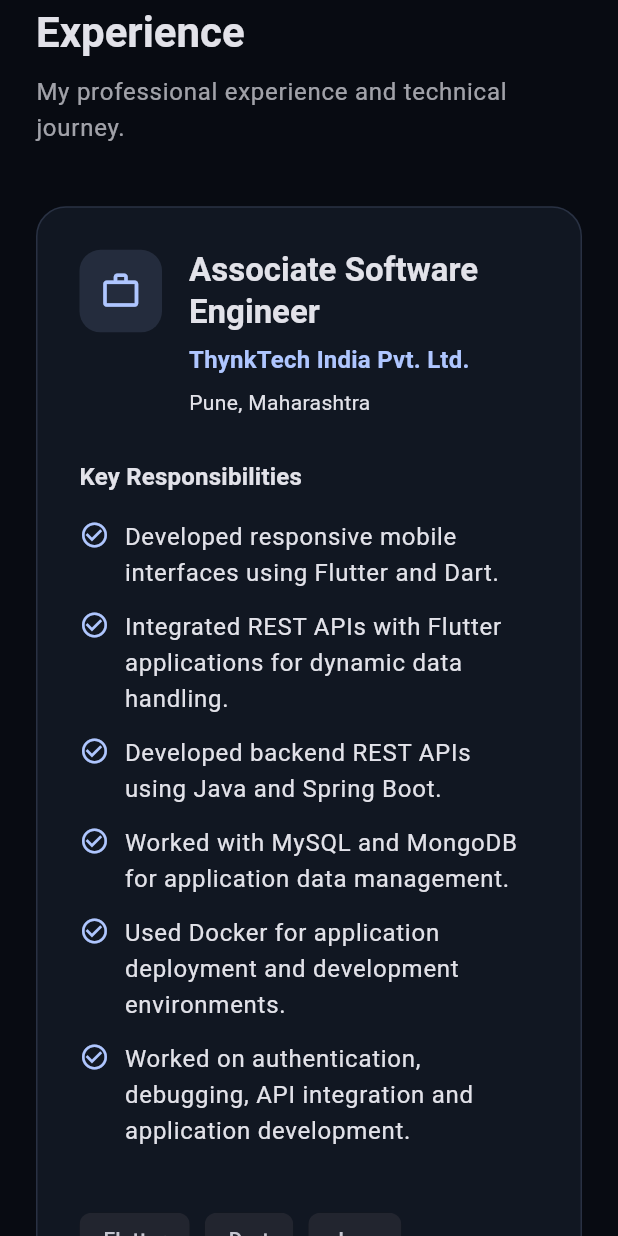
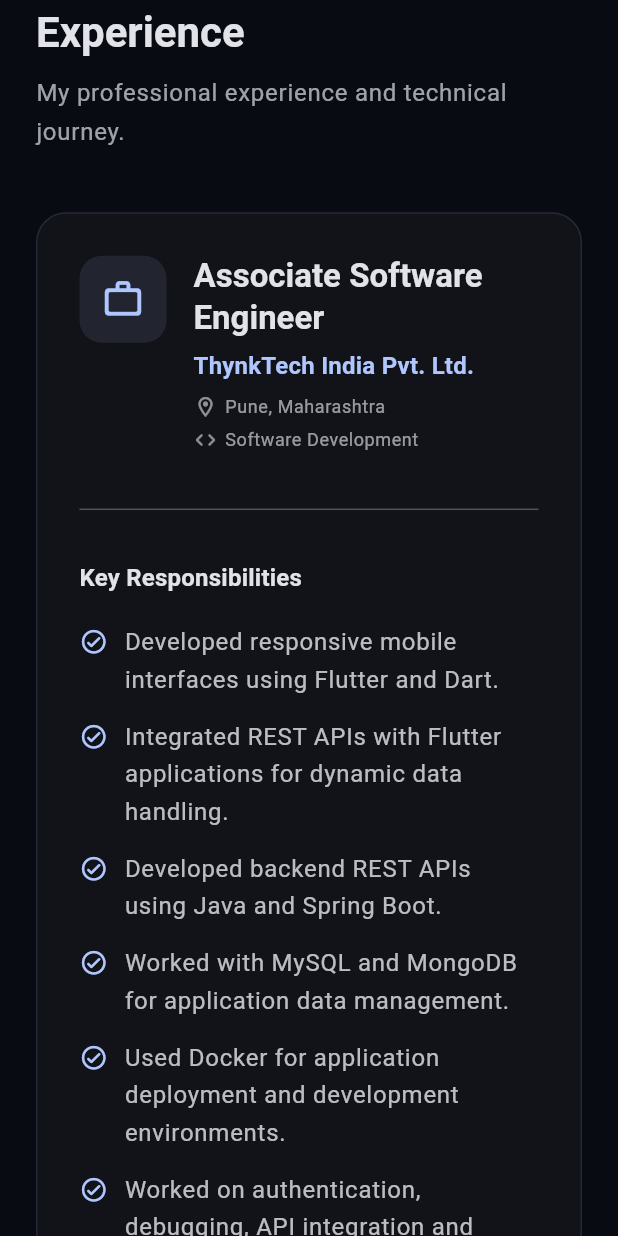
Before and after one commit to Ashish956175/flutter-java-developer-portfolio, a Flutter app: the screen it shows after launch, scrolled down 2880 dp, on a phone screen of 412 x 824 dp. Run offline on Flutter 3.47's test engine with Material 3 defaults, Android fonts, the phone set to English and light mode, and no system bars.

Commit message:
feat: redesign experience section

```diff
--- a/lib/sections/experience_section.dart
+++ b/lib/sections/experience_section.dart
@@ -6,18 +6,17 @@
   @override
   Widget build(BuildContext context) {
     final theme = Theme.of(context);
-    final isDark = theme.brightness == Brightness.dark;
 
-    return Material(
-      color: Colors.transparent,
-      child: Padding(
+    return Padding(
       padding: const EdgeInsets.symmetric(
         horizontal: 24,
         vertical: 80,
       ),
       child: Center(
         child: ConstrainedBox(
-            constraints: const BoxConstraints(maxWidth: 1100),
+          constraints: const BoxConstraints(
+            maxWidth: 1100,
+          ),
           child: Column(
             crossAxisAlignment: CrossAxisAlignment.start,
             children: [
@@ -33,85 +32,96 @@
               Text(
                 'My professional experience and technical journey.',
                 style: theme.textTheme.bodyLarge?.copyWith(
-                    color: theme.textTheme.bodyMedium?.color?.withValues(
-                      alpha: 0.7,
-                    ),
+                  height: 1.6,
+                  color: theme.colorScheme.onSurface.withOpacity(0.7),
                 ),
               ),
 
               const SizedBox(height: 40),
 
-                Container(
-                  padding: const EdgeInsets.all(28),
-                  decoration: BoxDecoration(
-                    color: isDark
-                        ? const Color(0xFF111722)
-                        : Colors.white,
-                    borderRadius: BorderRadius.circular(20),
-                    border: Border.all(
-                      color: theme.colorScheme.primary.withValues(
-                        alpha: 0.15,
+              _ExperienceCard(),
+            ],
           ),
         ),
       ),
+    );
+  }
+}
+
+class _ExperienceCard extends StatefulWidget {
+  const _ExperienceCard();
+
+  @override
+  State<_ExperienceCard> createState() => _ExperienceCardState();
+}
+
+class _ExperienceCardState extends State<_ExperienceCard> {
+  bool isHovered = false;
+
+  @override
+  Widget build(BuildContext context) {
+    final theme = Theme.of(context);
+    final primaryColor = theme.colorScheme.primary;
+
+    return MouseRegion(
+      cursor: SystemMouseCursors.basic,
+
+      onEnter: (_) {
+        setState(() {
+          isHovered = true;
+        });
+      },
+
+      onExit: (_) {
+        setState(() {
+          isHovered = false;
+        });
+      },
+
+      child: AnimatedContainer(
+        duration: const Duration(milliseconds: 220),
+
+        transform: Matrix4.translationValues(
+          0,
+          isHovered ? -4 : 0,
+          0,
+        ),
+
+        padding: const EdgeInsets.all(28),
+
+        decoration: BoxDecoration(
+          color: theme.cardColor,
+          borderRadius: BorderRadius.circular(20),
+
+          border: Border.all(
+            color: isHovered
+                ? primaryColor.withOpacity(0.4)
+                : primaryColor.withOpacity(0.12),
+          ),
+
+          boxShadow: isHovered
+              ? [
+            BoxShadow(
+              blurRadius: 24,
+              spreadRadius: 1,
+              color: primaryColor.withOpacity(0.10),
+            ),
+          ]
+              : [],
+        ),
+
         child: Column(
           crossAxisAlignment: CrossAxisAlignment.start,
           children: [
-                      Row(
-                        crossAxisAlignment: CrossAxisAlignment.start,
-                        children: [
-                          Container(
-                            height: 55,
-                            width: 55,
-                            decoration: BoxDecoration(
-                              color: theme.colorScheme.primary.withValues(
-                                alpha: 0.12,
-                              ),
-                              borderRadius: BorderRadius.circular(14),
-                            ),
-                            child: Icon(
-                              Icons.work_outline,
-                              color: theme.colorScheme.primary,
-                              size: 28,
-                            ),
+            _ExperienceHeader(),
+
+            const SizedBox(height: 30),
+
+            Divider(
+              color: theme.dividerColor.withOpacity(0.5),
             ),
 
-                          const SizedBox(width: 18),
-
-                          Expanded(
-                            child: Column(
-                              crossAxisAlignment: CrossAxisAlignment.start,
-                              children: [
-                                Text(
-                                  'Associate Software Engineer',
-                                  style: theme.textTheme.titleLarge?.copyWith(
-                                    fontWeight: FontWeight.bold,
-                                  ),
-                                ),
-
-                                const SizedBox(height: 6),
-
-                                Text(
-                                  'ThynkTech India Pvt. Ltd.',
-                                  style: theme.textTheme.titleMedium?.copyWith(
-                                    color: theme.colorScheme.primary,
-                                    fontWeight: FontWeight.w600,
-                                  ),
-                                ),
-
-                                const SizedBox(height: 6),
-
-                                Text(
-                                  'Pune, Maharashtra',
-                                  style: theme.textTheme.bodyMedium,
-                                ),
-                              ],
-                            ),
-                          ),
-                        ],
-                      ),
-
-                      const SizedBox(height: 28),
+            const SizedBox(height: 26),
 
             Text(
               'Key Responsibilities',
@@ -120,7 +130,7 @@
               ),
             ),
 
-                      const SizedBox(height: 16),
+            const SizedBox(height: 18),
 
             const _ExperiencePoint(
               text:
@@ -154,9 +164,18 @@
 
             const SizedBox(height: 24),
 
+            Text(
+              'Technologies',
+              style: theme.textTheme.titleMedium?.copyWith(
+                fontWeight: FontWeight.bold,
+              ),
+            ),
+
+            const SizedBox(height: 14),
+
             Wrap(
-                        spacing: 10,
-                        runSpacing: 10,
+              spacing: 9,
+              runSpacing: 9,
               children: [
                 'Flutter',
                 'Dart',
@@ -168,23 +187,128 @@
                 'Docker',
               ].map((skill) {
                 return Chip(
-                            label: Text(skill),
+                  label: Text(
+                    skill,
+                    style: const TextStyle(
+                      fontSize: 12,
+                      fontWeight: FontWeight.w500,
+                    ),
+                  ),
                   backgroundColor:
-                            theme.colorScheme.primary.withValues(
-                              alpha: 0.10,
-                            ),
+                  primaryColor.withOpacity(0.08),
                   side: BorderSide.none,
+                  visualDensity: VisualDensity.compact,
                 );
               }).toList(),
             ),
           ],
         ),
       ),
+    );
+  }
+}
+
+class _ExperienceHeader extends StatelessWidget {
+  const _ExperienceHeader();
+
+  @override
+  Widget build(BuildContext context) {
+    final theme = Theme.of(context);
+    final primaryColor = theme.colorScheme.primary;
+
+    return Row(
+      crossAxisAlignment: CrossAxisAlignment.start,
+      children: [
+        Container(
+          height: 58,
+          width: 58,
+          decoration: BoxDecoration(
+            color: primaryColor.withOpacity(0.10),
+            borderRadius: BorderRadius.circular(15),
+          ),
+          child: Icon(
+            Icons.work_outline_rounded,
+            color: primaryColor,
+            size: 29,
+          ),
+        ),
+
+        const SizedBox(width: 18),
+
+        Expanded(
+          child: Column(
+            crossAxisAlignment: CrossAxisAlignment.start,
+            children: [
+              Text(
+                'Associate Software Engineer',
+                style: theme.textTheme.titleLarge?.copyWith(
+                  fontWeight: FontWeight.bold,
+                ),
+              ),
+
+              const SizedBox(height: 6),
+
+              Text(
+                'ThynkTech India Pvt. Ltd.',
+                style: theme.textTheme.titleMedium?.copyWith(
+                  color: primaryColor,
+                  fontWeight: FontWeight.w600,
+                ),
+              ),
+
+              const SizedBox(height: 7),
+
+              Wrap(
+                spacing: 16,
+                runSpacing: 6,
+                children: [
+                  _HeaderInfo(
+                    icon: Icons.location_on_outlined,
+                    text: 'Pune, Maharashtra',
+                  ),
+                  _HeaderInfo(
+                    icon: Icons.code_rounded,
+                    text: 'Software Development',
+                  ),
+                ],
+              ),
             ],
           ),
         ),
+      ],
+    );
+  }
+}
+
+class _HeaderInfo extends StatelessWidget {
+  final IconData icon;
+  final String text;
+
+  const _HeaderInfo({
+    required this.icon,
+    required this.text,
+  });
+
+  @override
+  Widget build(BuildContext context) {
+    final theme = Theme.of(context);
+
+    return Row(
+      mainAxisSize: MainAxisSize.min,
+      children: [
+        Icon(
+          icon,
+          size: 16,
+          color: theme.colorScheme.onSurface.withOpacity(0.6),
+        ),
+        const SizedBox(width: 5),
+        Text(
+          text,
+          style: theme.textTheme.bodySmall?.copyWith(
+            color: theme.colorScheme.onSurface.withOpacity(0.65),
           ),
         ),
+      ],
     );
   }
 }
@@ -199,23 +323,30 @@
   @override
   Widget build(BuildContext context) {
     final theme = Theme.of(context);
+    final primaryColor = theme.colorScheme.primary;
 
     return Padding(
-      padding: const EdgeInsets.only(bottom: 12),
+      padding: const EdgeInsets.only(bottom: 13),
       child: Row(
         crossAxisAlignment: CrossAxisAlignment.start,
         children: [
-          Icon(
-            Icons.check_circle_outline,
-            size: 20,
-            color: theme.colorScheme.primary,
+          Padding(
+            padding: const EdgeInsets.only(top: 3),
+            child: Icon(
+              Icons.check_circle_outline_rounded,
+              size: 19,
+              color: primaryColor,
             ),
-          const SizedBox(width: 10),
+          ),
+
+          const SizedBox(width: 11),
+
           Expanded(
             child: Text(
               text,
               style: theme.textTheme.bodyLarge?.copyWith(
-                height: 1.5,
+                height: 1.55,
+                color: theme.colorScheme.onSurface.withOpacity(0.82),
               ),
             ),
           ),
```
Lines whose indentation alone changed are shown as unchanged.
